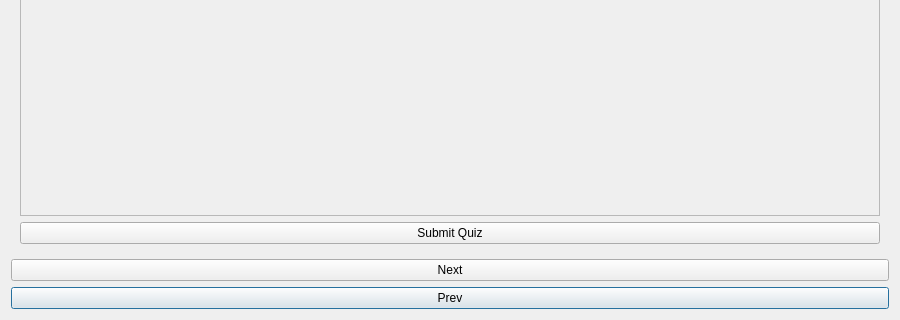
Above: teacherdashboard.ui from pranavbhuchhada/Kuizu before the change; both pictures show x 0 to 900 and y 380 to 700 of the 900 by 700 pixel window. Below: the same form after it.
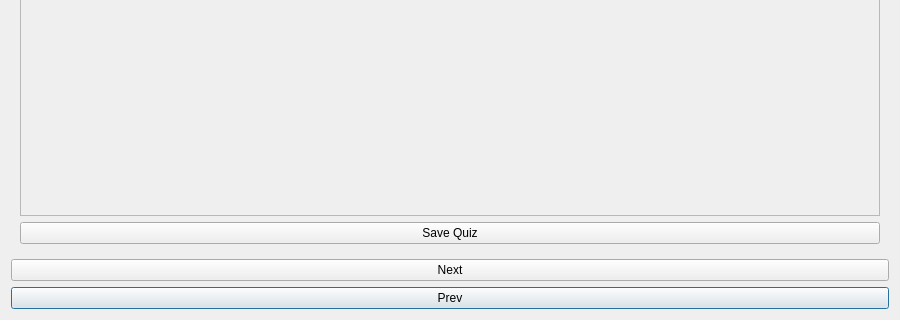
That is the form after the change.

What changed in the file:
```diff
--- a/teacherdashboard.ui
+++ b/teacherdashboard.ui
@@ -137,7 +137,7 @@
        <item row="1" column="0">
         <widget class="QPushButton" name="pushButton_submitQuiz">
          <property name="text">
-          <string>Submit Quiz</string>
+          <string>Save Quiz</string>
          </property>
         </widget>
        </item>
```
Left out of the diff: 5 changed lines with no effect on the pictures.
